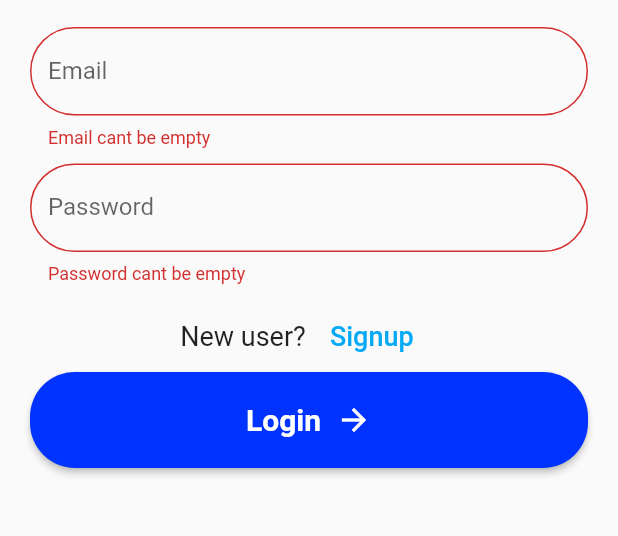
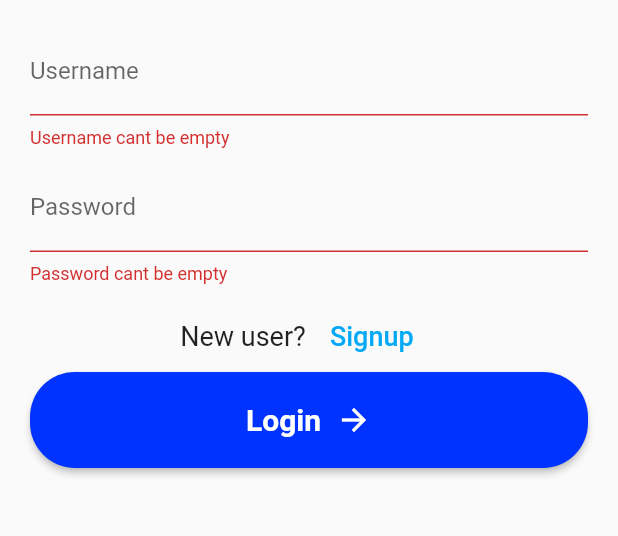
Before and after one commit to fachminur/latihan, a Flutter app: the screen it shows after launch, after a tap on "Login", on a phone screen of 412 x 824 dp, the part 556-1092 px from its top. Run offline on Flutter 3.47's test engine with Material 2 defaults, Android fonts, the light colour scheme and no system bars; our stand-ins replace shared_preferences, splashscreen; missing offline and left inert: colorful_safe_area; Roboto replaces fonts that are missing (Montserrat).

Commit message:
login async

```diff
--- a/lib/page/login.dart
+++ b/lib/page/login.dart
@@ -4,6 +4,7 @@ import 'package:hello/api/api.dart';
 import 'package:hello/utils/constants.dart';
 import 'package:hello/utils/custom_widgets.dart';
 import 'package:hello/page/home.dart';
+import 'package:shared_preferences/shared_preferences.dart';
 
 class Login extends StatefulWidget {
   @override
@@ -13,14 +14,14 @@ class Login extends StatefulWidget {
 class _LoginState extends State<Login> {
   final _formkey = GlobalKey<FormState>();
   final _scaffoldkey = GlobalKey<ScaffoldState>();
-  final emailController = TextEditingController();
+  final usernameController = TextEditingController();
   final passwordController = TextEditingController();
 
   String message = '';
 
   @override
   void dispose() {
-    emailController.dispose();
+    usernameController.dispose();
     passwordController.dispose();
     super.dispose();
   }
@@ -73,15 +74,15 @@ class _LoginState extends State<Login> {
                           children: [
                             TextFormField(
                               decoration: InputDecoration(
-                                labelText: 'Email',
+                                labelText: 'Username',
                                 labelStyle: TextStyle(fontSize: 16),
-                                border: OutlineInputBorder(
-                                    borderRadius: BorderRadius.circular(32.0)),
+                                // border: OutlineInputBorder(
+                                //     borderRadius: BorderRadius.circular(32.0)),
                               ),
-                              controller: emailController,
+                              controller: usernameController,
                               validator: (value) {
                                 if (value.isEmpty) {
-                                  return 'Email cant be empty';
+                                  return 'Username cant be empty';
                                 }
                                 return null;
                               },
@@ -94,8 +95,8 @@ class _LoginState extends State<Login> {
                               decoration: InputDecoration(
                                 labelText: 'Password',
                                 labelStyle: TextStyle(fontSize: 16),
-                                border: OutlineInputBorder(
-                                    borderRadius: BorderRadius.circular(32.0)),
+                                // border: OutlineInputBorder(
+                                //     borderRadius: BorderRadius.circular(32.0)),
                               ),
                               controller: passwordController,
                               validator: (value) {
@@ -125,18 +126,36 @@ class _LoginState extends State<Login> {
                               btnText: 'Login',
                               onBtnPressed: () async {
                                 if (_formkey.currentState.validate()) {
-                                  var email = emailController.text;
+                                  var username = usernameController.text;
                                   var password = passwordController.text;
                                   setState(() {
                                     message = 'Please wait...';
                                   });
-                                  var rsp = await loginUser(email, password);
+                                  var rsp = await loginUser(username, password);
+                                  SharedPreferences sharedPreferences =
+                                      await SharedPreferences.getInstance();
                                   print(rsp);
-                                  if (rsp.containsKey('status')) {
-                                    setState(() {
-                                      message = rsp['status_text'];
-                                    });
-                                    if (rsp['status'] == 1) {
+                                  if (rsp.containsKey('access_token')) {
+                                    // setState(() {
+                                    //   message = rsp['status_text'];
+                                    // });
+                                    // if (rsp['status'] == 1) {
+                                    var iduser = rsp['user']['id'];
+                                    var userrsp = rsp['user'];
+                                    sharedPreferences.setString(
+                                        'token', rsp['access_token']);
+                                    sharedPreferences.setInt('id', iduser);
+                                    // sharedPreferences.setString('users', userrsp);
+                                    var token =
+                                        sharedPreferences.getString("token");
+                                    var idusershared =
+                                        sharedPreferences.getInt('id');
+                                    // var usershared =
+                                    //     sharedPreferences.getString('users');
+                                    print(token);
+                                    print(idusershared);
+                                    // print(usershared);
+                                    print(rsp['user']['email']);
                                     // Navigator.push(context,
                                     //     MaterialPageRoute(builder: (context) {
                                     //   return HomePage();
@@ -148,7 +167,7 @@ class _LoginState extends State<Login> {
                                     //             HomePage()));
                                     Navigator.pushReplacementNamed(
                                         context, '/beranda');
-                                    }
+                                    // }
                                   } else {
                                     setState(() {
                                       message = 'Login Failed';
```
Lines whose indentation alone changed are shown as unchanged.
